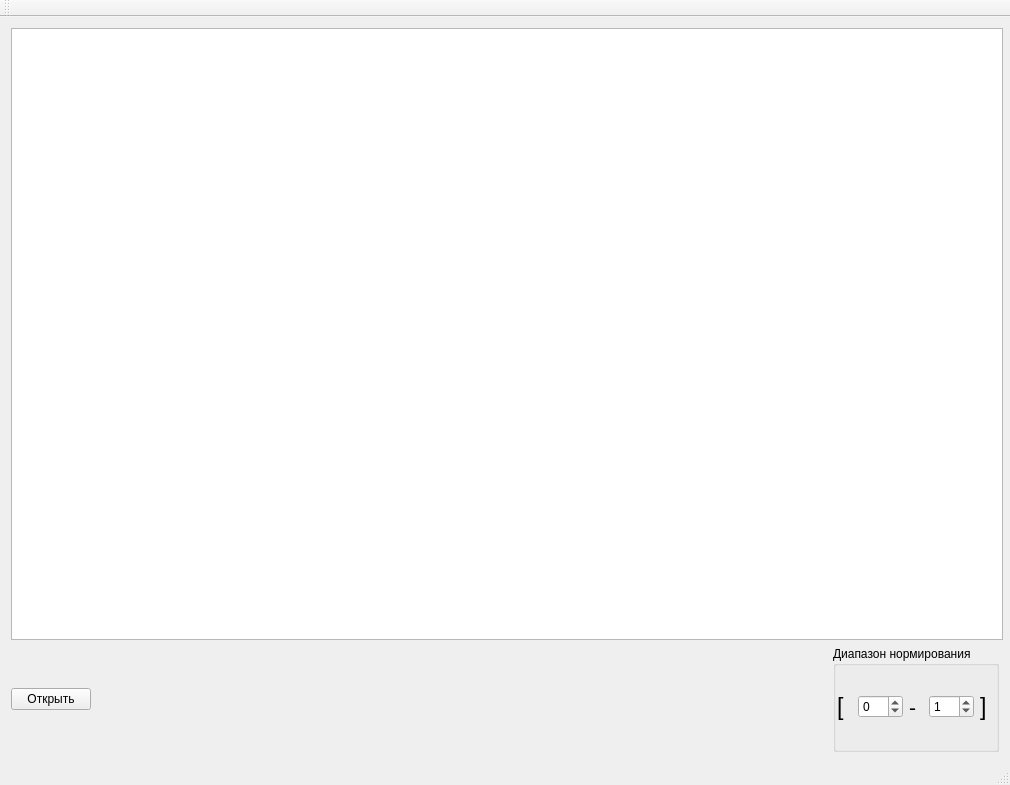
Above: 3Dvisual/view.ui from smurfomen/visualization before the change. Below: the same form after it.
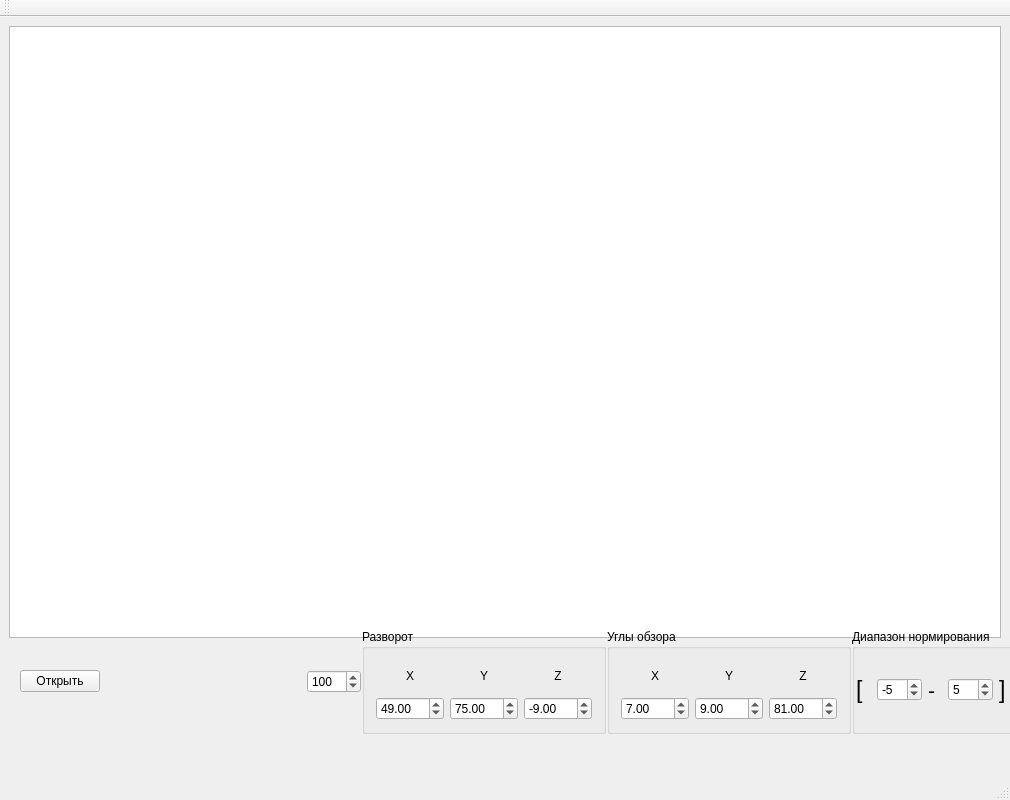
That is the form after the change.

What changed in the file:
```diff
--- a/3Dvisual/view.ui
+++ b/3Dvisual/view.ui
@@ -7,7 +7,7 @@
     <x>0</x>
     <y>0</y>
     <width>1010</width>
-    <height>785</height>
+    <height>800</height>
    </rect>
   </property>
   <property name="minimumSize">
@@ -19,16 +19,22 @@
   <property name="maximumSize">
    <size>
     <width>1010</width>
-    <height>785</height>
+    <height>800</height>
    </size>
   </property>
   <property name="windowTitle">
    <string>View</string>
   </property>
   <widget class="QWidget" name="centralWidget">
-   <layout class="QVBoxLayout" name="verticalLayout_2">
-    <item>
      <widget class="QGraphicsView" name="gview">
+    <property name="geometry">
+     <rect>
+      <x>9</x>
+      <y>9</y>
+      <width>992</width>
+      <height>612</height>
+     </rect>
+    </property>
       <property name="minimumSize">
        <size>
         <width>992</width>
@@ -42,9 +48,19 @@
        </size>
       </property>
      </widget>
-    </item>
-    <item>
+   <widget class="QWidget" name="">
+    <property name="geometry">
+     <rect>
+      <x>9</x>
+      <y>601</y>
+      <width>1020</width>
+      <height>127</height>
+     </rect>
+    </property>
      <layout class="QHBoxLayout" name="horizontalLayout_2">
+     <property name="spacing">
+      <number>1</number>
+     </property>
       <item>
        <widget class="QPushButton" name="open">
         <property name="text">
@@ -72,6 +88,217 @@
         </property>
        </spacer>
       </item>
+     <item>
+      <widget class="QSpinBox" name="space">
+       <property name="maximum">
+        <number>1000</number>
+       </property>
+       <property name="singleStep">
+        <number>10</number>
+       </property>
+       <property name="value">
+        <number>100</number>
+       </property>
+      </widget>
+     </item>
+     <item>
+      <widget class="QGroupBox" name="groupBox_3">
+       <property name="title">
+        <string>Разворот</string>
+       </property>
+       <layout class="QVBoxLayout" name="verticalLayout_4">
+        <item>
+         <layout class="QVBoxLayout" name="verticalLayout_5">
+          <item>
+           <layout class="QHBoxLayout" name="horizontalLayout_5">
+            <item>
+             <widget class="QLabel" name="l_rotateX">
+              <property name="text">
+               <string>X</string>
+              </property>
+              <property name="alignment">
+               <set>Qt::AlignCenter</set>
+              </property>
+             </widget>
+            </item>
+            <item>
+             <widget class="QLabel" name="l_rotateY">
+              <property name="text">
+               <string>Y</string>
+              </property>
+              <property name="alignment">
+               <set>Qt::AlignCenter</set>
+              </property>
+             </widget>
+            </item>
+            <item>
+             <widget class="QLabel" name="l_rotateZ">
+              <property name="text">
+               <string>Z</string>
+              </property>
+              <property name="alignment">
+               <set>Qt::AlignCenter</set>
+              </property>
+             </widget>
+            </item>
+           </layout>
+          </item>
+          <item>
+           <layout class="QHBoxLayout" name="horizontalLayout_6">
+            <item>
+             <widget class="QDoubleSpinBox" name="rotateX">
+              <property name="minimum">
+               <double>-180.000000000000000</double>
+              </property>
+              <property name="maximum">
+               <double>180.000000000000000</double>
+              </property>
+              <property name="singleStep">
+               <double>0.100000000000000</double>
+              </property>
+              <property name="value">
+               <double>49.000000000000000</double>
+              </property>
+             </widget>
+            </item>
+            <item>
+             <widget class="QDoubleSpinBox" name="rotateY">
+              <property name="minimum">
+               <double>-180.000000000000000</double>
+              </property>
+              <property name="maximum">
+               <double>180.000000000000000</double>
+              </property>
+              <property name="singleStep">
+               <double>0.100000000000000</double>
+              </property>
+              <property name="value">
+               <double>75.000000000000000</double>
+              </property>
+             </widget>
+            </item>
+            <item>
+             <widget class="QDoubleSpinBox" name="rotateZ">
+              <property name="minimum">
+               <double>-180.000000000000000</double>
+              </property>
+              <property name="maximum">
+               <double>180.000000000000000</double>
+              </property>
+              <property name="singleStep">
+               <double>0.100000000000000</double>
+              </property>
+              <property name="value">
+               <double>-9.000000000000000</double>
+              </property>
+             </widget>
+            </item>
+           </layout>
+          </item>
+         </layout>
+        </item>
+       </layout>
+      </widget>
+     </item>
+     <item>
+      <widget class="QGroupBox" name="groupBox_2">
+       <property name="title">
+        <string>Углы обзора</string>
+       </property>
+       <layout class="QVBoxLayout" name="verticalLayout_3">
+        <item>
+         <layout class="QVBoxLayout" name="verticalLayout_2">
+          <item>
+           <layout class="QHBoxLayout" name="horizontalLayout_4">
+            <item>
+             <widget class="QLabel" name="l_angleX">
+              <property name="text">
+               <string>X</string>
+              </property>
+              <property name="alignment">
+               <set>Qt::AlignCenter</set>
+              </property>
+             </widget>
+            </item>
+            <item>
+             <widget class="QLabel" name="l_angleY">
+              <property name="text">
+               <string>Y</string>
+              </property>
+              <property name="alignment">
+               <set>Qt::AlignCenter</set>
+              </property>
+             </widget>
+            </item>
+            <item>
+             <widget class="QLabel" name="l_angleZ">
+              <property name="text">
+               <string>Z</string>
+              </property>
+              <property name="alignment">
+               <set>Qt::AlignCenter</set>
+              </property>
+             </widget>
+            </item>
+           </layout>
+          </item>
+          <item>
+           <layout class="QHBoxLayout" name="horizontalLayout_3">
+            <item>
+             <widget class="QDoubleSpinBox" name="angleX">
+              <property name="minimum">
+               <double>-180.000000000000000</double>
+              </property>
+              <property name="maximum">
+               <double>180.000000000000000</double>
+              </property>
+              <property name="singleStep">
+               <double>0.100000000000000</double>
+              </property>
+              <property name="value">
+               <double>7.000000000000000</double>
+              </property>
+             </widget>
+            </item>
+            <item>
+             <widget class="QDoubleSpinBox" name="angleY">
+              <property name="minimum">
+               <double>-180.000000000000000</double>
+              </property>
+              <property name="maximum">
+               <double>180.000000000000000</double>
+              </property>
+              <property name="singleStep">
+               <double>0.100000000000000</double>
+              </property>
+              <property name="value">
+               <double>9.000000000000000</double>
+              </property>
+             </widget>
+            </item>
+            <item>
+             <widget class="QDoubleSpinBox" name="angleZ">
+              <property name="minimum">
+               <double>-180.000000000000000</double>
+              </property>
+              <property name="maximum">
+               <double>180.000000000000000</double>
+              </property>
+              <property name="singleStep">
+               <double>0.100000000000000</double>
+              </property>
+              <property name="value">
+               <double>81.000000000000000</double>
+              </property>
+             </widget>
+            </item>
+           </layout>
+          </item>
+         </layout>
+        </item>
+       </layout>
+      </widget>
+     </item>
       <item>
        <widget class="QGroupBox" name="groupBox">
         <property name="title">
@@ -127,6 +354,12 @@
              <property name="maximum">
               <number>10</number>
              </property>
+            <property name="singleStep">
+             <number>1</number>
+            </property>
+            <property name="value">
+             <number>-5</number>
+            </property>
             </widget>
            </item>
            <item>
@@ -149,9 +382,12 @@
              <property name="maximum">
               <number>10</number>
              </property>
-             <property name="value">
+            <property name="singleStep">
               <number>1</number>
              </property>
+            <property name="value">
+             <number>5</number>
+            </property>
             </widget>
            </item>
            <item>
@@ -184,8 +420,7 @@
        </widget>
       </item>
      </layout>
-    </item>
-   </layout>
+   </widget>
   </widget>
   <widget class="QMenuBar" name="menuBar">
    <property name="geometry">
```
Left out of the diff: 2 changed lines with no effect on the pictures. Lines whose indentation alone changed are shown as unchanged.
